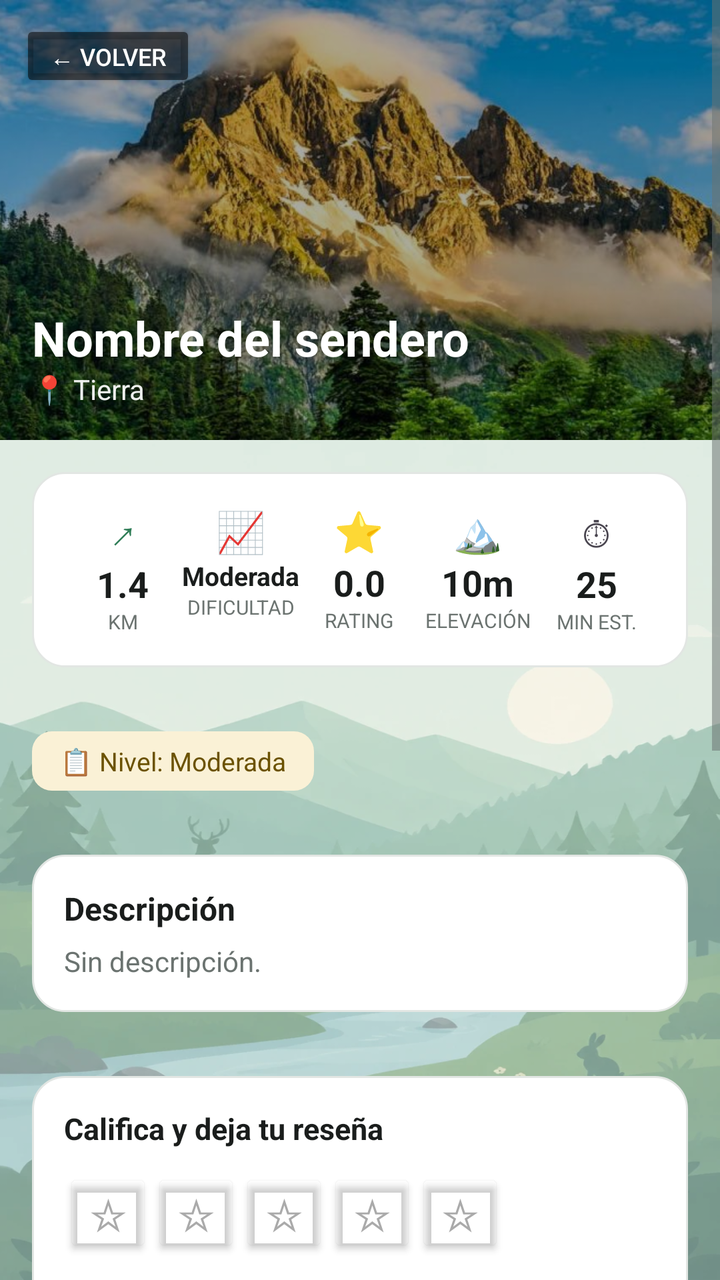
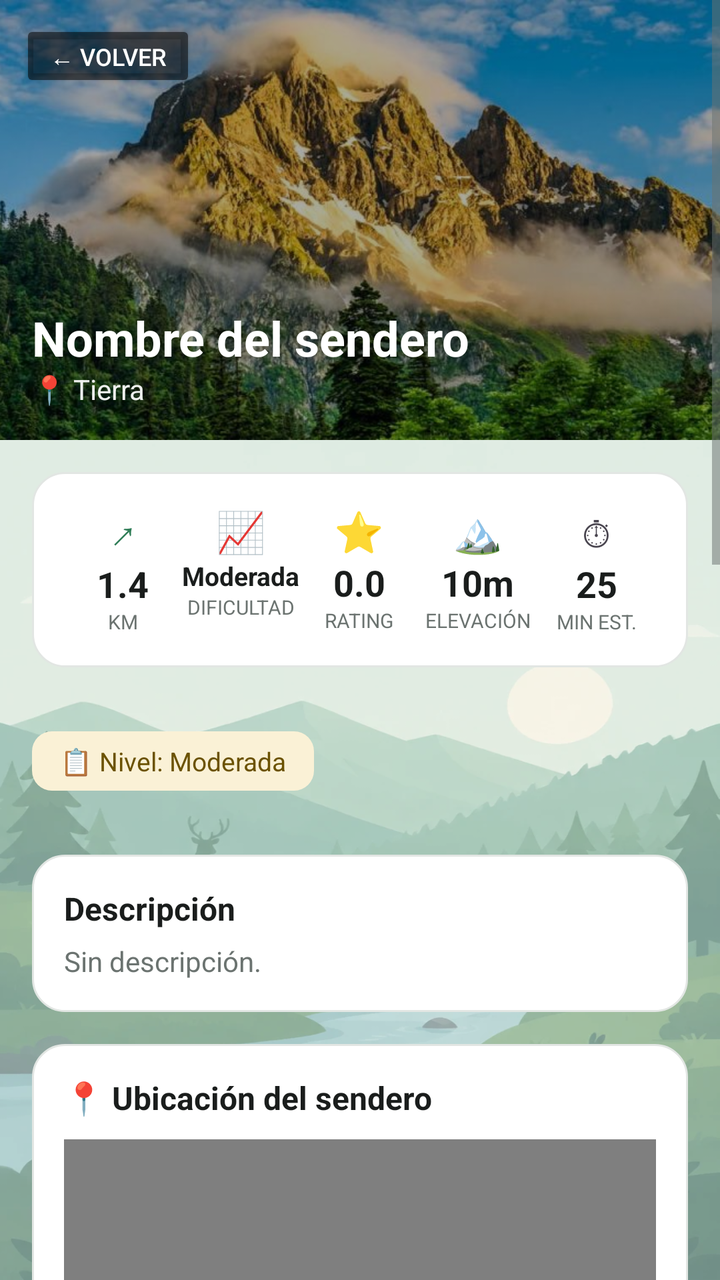

Two renders of the same Android screen: before a commit and after it. Below are the layout's source before the change and the commit's diff.
<!-- AndroidManifest.xml: application theme Theme.RunGuide -->
<!-- res/layout/activity_detalle_sendero.xml -->
<?xml version="1.0" encoding="utf-8"?>
<ScrollView xmlns:android="http://schemas.android.com/apk/res/android"
    android:layout_width="match_parent"
    android:layout_height="match_parent"
    android:background="@android:color/transparent">

    <LinearLayout
        android:layout_width="match_parent"
        android:layout_height="wrap_content"
        android:orientation="vertical">

        
        <FrameLayout
            android:layout_width="match_parent"
            android:layout_height="220dp">

            <ImageView
                android:id="@+id/imgPortada"
                android:layout_width="match_parent"
                android:layout_height="match_parent"
                android:scaleType="centerCrop"
                android:src="@drawable/montana" />

            <View
                android:layout_width="match_parent"
                android:layout_height="match_parent"
                android:background="#55000000" />

            <LinearLayout
                android:layout_width="match_parent"
                android:layout_height="wrap_content"
                android:layout_gravity="bottom"
                android:orientation="vertical"
                android:padding="16dp">

                <TextView
                    android:id="@+id/tvNombre"
                    android:layout_width="wrap_content"
                    android:layout_height="wrap_content"
                    android:text="@string/nombre_del_sendero_2"
                    android:textSize="24sp"
                    android:textStyle="bold"
                    android:textColor="#FFFFFF" />

                <TextView
                    android:id="@+id/tvTipoTerreno"
                    android:layout_width="wrap_content"
                    android:layout_height="wrap_content"
                    android:text="@string/tierra"
                    android:textSize="14sp"
                    android:textColor="@color/gris_campo" />

            </LinearLayout>

            <Button
                android:id="@+id/btnVolver"
                android:layout_width="wrap_content"
                android:layout_height="36dp"
                android:text="@string/volver"
                android:textSize="12sp"
                android:layout_gravity="top|start"
                android:layout_margin="10dp"
                android:backgroundTint="#88000000"
                android:textColor="#FFFFFF" />

        </FrameLayout>

        
        <LinearLayout
            android:layout_width="match_parent"
            android:layout_height="wrap_content"
            android:orientation="horizontal"
            android:layout_margin="16dp"
            android:background="@drawable/bg_card"
            android:padding="16dp">

            <LinearLayout
                android:layout_width="0dp"
                android:layout_weight="1"
                android:layout_height="wrap_content"
                android:orientation="vertical"
                android:gravity="center">

                <TextView
                    android:layout_width="wrap_content"
                    android:layout_height="wrap_content"
                    android:text="↗"
                    android:textSize="20sp"
                    android:textColor="@color/verde_primario"/>

                <TextView
                    android:id="@+id/tvDistancia"
                    android:layout_width="wrap_content"
                    android:layout_height="wrap_content"
                    android:text="1.4"
                    android:textSize="18sp"
                    android:textStyle="bold"
                    android:textColor="@color/texto_principal"/>

                <TextView
                    android:layout_width="wrap_content"
                    android:layout_height="wrap_content"
                    android:text="@string/km"
                    android:textSize="10sp"
                    android:textColor="@color/texto_secundario"/>

            </LinearLayout>

            <LinearLayout
                android:layout_width="0dp"
                android:layout_weight="1"
                android:layout_height="wrap_content"
                android:orientation="vertical"
                android:gravity="center">

                <TextView
                    android:layout_width="wrap_content"
                    android:layout_height="wrap_content"
                    android:text="📈"
                    android:textSize="20sp"/>

                <TextView
                    android:id="@+id/tvDificultad"
                    android:layout_width="wrap_content"
                    android:layout_height="wrap_content"
                    android:text="@string/moderada"
                    android:textSize="13sp"
                    android:textStyle="bold"
                    android:textColor="@color/texto_principal"/>

                <TextView
                    android:layout_width="wrap_content"
                    android:layout_height="wrap_content"
                    android:text="@string/dificultad"
                    android:textSize="10sp"
                    android:textColor="@color/texto_secundario"/>

            </LinearLayout>

            <LinearLayout
                android:layout_width="0dp"
                android:layout_weight="1"
                android:layout_height="wrap_content"
                android:orientation="vertical"
                android:gravity="center">

                <TextView
                    android:layout_width="wrap_content"
                    android:layout_height="wrap_content"
                    android:text="⭐"
                    android:textSize="20sp"/>

                <TextView
                    android:id="@+id/tvRating"
                    android:layout_width="wrap_content"
                    android:layout_height="wrap_content"
                    android:text="0.0"
                    android:textSize="18sp"
                    android:textStyle="bold"
                    android:textColor="@color/texto_principal"/>

                <TextView
                    android:layout_width="wrap_content"
                    android:layout_height="wrap_content"
                    android:text="@string/rating"
                    android:textSize="10sp"
                    android:textColor="@color/texto_secundario"/>

            </LinearLayout>

            <LinearLayout
                android:layout_width="0dp"
                android:layout_weight="1"
                android:layout_height="wrap_content"
                android:orientation="vertical"
                android:gravity="center">

                <TextView
                    android:layout_width="wrap_content"
                    android:layout_height="wrap_content"
                    android:text="🏔"
                    android:textSize="20sp"/>

                <TextView
                    android:id="@+id/tvElevacion"
                    android:layout_width="wrap_content"
                    android:layout_height="wrap_content"
                    android:text="@string/elevacion_ejemplo"
                    android:textSize="18sp"
                    android:textStyle="bold"
                    android:textColor="@color/texto_principal"/>

                <TextView
                    android:layout_width="wrap_content"
                    android:layout_height="wrap_content"
                    android:text="@string/elevacion"
                    android:textSize="10sp"
                    android:textColor="@color/texto_secundario"/>

            </LinearLayout>

            <LinearLayout
                android:layout_width="0dp"
                android:layout_weight="1"
                android:layout_height="wrap_content"
                android:orientation="vertical"
                android:gravity="center">

                <TextView
                    android:layout_width="wrap_content"
                    android:layout_height="wrap_content"
                    android:text="⏱"
                    android:textSize="20sp"/>

                <TextView
                    android:id="@+id/tvTiempo"
                    android:layout_width="wrap_content"
                    android:layout_height="wrap_content"
                    android:text="25"
                    android:textSize="18sp"
                    android:textStyle="bold"
                    android:textColor="@color/texto_principal"/>

                <TextView
                    android:layout_width="wrap_content"
                    android:layout_height="wrap_content"
                    android:text="@string/min_est"
                    android:textSize="10sp"
                    android:textColor="@color/texto_secundario"/>

            </LinearLayout>

        </LinearLayout>

        
        <TextView
            android:id="@+id/tvNivelBadge"
            android:layout_width="wrap_content"
            android:layout_height="wrap_content"
            android:layout_margin="16dp"
            android:paddingStart="14dp"
            android:paddingEnd="14dp"
            android:paddingTop="6dp"
            android:paddingBottom="6dp"
            android:text="@string/nivel_moderada"
            android:textSize="13sp"
            android:textColor="@color/amarillo_texto"
            android:background="@drawable/bg_badge_amarillo" />

        
        <LinearLayout
            android:layout_width="match_parent"
            android:layout_height="wrap_content"
            android:orientation="vertical"
            android:layout_margin="16dp"
            android:background="@drawable/bg_card"
            android:padding="16dp">

            <TextView
                android:layout_width="wrap_content"
                android:layout_height="wrap_content"
                android:text="@string/descripcion"
                android:textSize="16sp"
                android:textStyle="bold"
                android:textColor="@color/texto_principal"
                android:layout_marginBottom="6dp"/>

            <TextView
                android:id="@+id/tvDescripcion"
                android:layout_width="match_parent"
                android:layout_height="wrap_content"
                android:text="@string/sin_descripcion"
                android:textSize="14sp"
                android:textColor="@color/texto_secundario"
                android:lineSpacingExtra="4dp"/>

        </LinearLayout>

        
        <LinearLayout
            android:id="@+id/cardMapa"
            android:layout_width="match_parent"
            android:layout_height="wrap_content"
            android:orientation="vertical"
            android:layout_marginStart="16dp"
            android:layout_marginEnd="16dp"
            android:layout_marginBottom="16dp"
            android:background="@drawable/bg_card"
            android:padding="16dp"
            android:visibility="gone">

            <TextView
                android:layout_width="wrap_content"
                android:layout_height="wrap_content"
                android:text="@string/ubicacion_mapa_titulo"
                android:textSize="16sp"
                android:textStyle="bold"
                android:textColor="@color/texto_principal"
                android:layout_marginBottom="10dp" />

            
            <FrameLayout
                android:layout_width="match_parent"
                android:layout_height="190dp"
                android:background="@color/gris_campo">

                <org.osmdroid.views.MapView
                    android:id="@+id/mapaDetalle"
                    android:layout_width="match_parent"
                    android:layout_height="match_parent" />

                <View
                    android:id="@+id/mapaToque"
                    android:layout_width="match_parent"
                    android:layout_height="match_parent"
                    android:clickable="true"
                    android:focusable="true"
                    android:contentDescription="@string/ver_resumen_ruta" />

                <TextView
                    android:layout_width="wrap_content"
                    android:layout_height="wrap_content"
                    android:layout_gravity="bottom|start"
                    android:layout_margin="10dp"
                    android:text="@string/ver_resumen_ruta"
                    android:textSize="12sp"
                    android:textStyle="bold"
                    android:textColor="@color/verde_oscuro"
                    android:paddingStart="12dp"
                    android:paddingEnd="12dp"
                    android:paddingTop="6dp"
                    android:paddingBottom="6dp"
                    android:background="@drawable/bg_badge" />
            </FrameLayout>

            <LinearLayout
                android:layout_width="match_parent"
                android:layout_height="wrap_content"
                android:orientation="horizontal"
                android:layout_marginTop="12dp">

                <Button
                    android:id="@+id/btnAbrirMapa"
                    style="@style/Widget.Material3.Button.OutlinedButton"
                    android:layout_width="0dp"
                    android:layout_weight="1"
                    android:layout_height="48dp"
                    android:text="@string/abrir_en_maps"
                    android:textSize="13sp"
                    android:textColor="@color/texto_principal"
                    android:layout_marginEnd="6dp" />

                <Button
                    android:id="@+id/btnComoLlegar"
                    android:layout_width="0dp"
                    android:layout_weight="1"
                    android:layout_height="48dp"
                    android:text="@string/como_llegar"
                    android:textSize="13sp"
                    android:backgroundTint="@color/verde_primario"
                    android:textColor="#FFFFFF"
                    android:layout_marginStart="6dp" />
            </LinearLayout>

        </LinearLayout>

        
        <LinearLayout
            android:layout_width="match_parent"
            android:layout_height="wrap_content"
            android:orientation="vertical"
            android:layout_margin="16dp"
            android:background="@drawable/bg_card"
            android:padding="16dp">

            <TextView
                android:layout_width="wrap_content"
                android:layout_height="wrap_content"
                android:text="@string/califica_y_deja_tu_resena"
                android:textSize="15sp"
                android:textStyle="bold"
                android:textColor="@color/texto_principal"
                android:layout_marginBottom="10dp"/>

            
            <LinearLayout
                android:layout_width="wrap_content"
                android:layout_height="wrap_content"
                android:orientation="horizontal"
                android:layout_marginBottom="12dp">

                <Button
                    android:id="@+id/star1"
                    android:layout_width="44dp"
                    android:layout_height="44dp"
                    android:text="☆"
                    android:textSize="22sp"
                    android:backgroundTint="@android:color/transparent"
                    android:textColor="@android:color/darker_gray"
                    android:padding="0dp"/>

                <Button
                    android:id="@+id/star2"
                    android:layout_width="44dp"
                    android:layout_height="44dp"
                    android:text="☆"
                    android:textSize="22sp"
                    android:backgroundTint="@android:color/transparent"
                    android:textColor="@android:color/darker_gray"
                    android:padding="0dp"/>

                <Button
                    android:id="@+id/star3"
                    android:layout_width="44dp"
                    android:layout_height="44dp"
                    android:text="☆"
                    android:textSize="22sp"
                    android:backgroundTint="@android:color/transparent"
                    android:textColor="@android:color/darker_gray"
                    android:padding="0dp"/>

                <Button
                    android:id="@+id/star4"
                    android:layout_width="44dp"
                    android:layout_height="44dp"
                    android:text="☆"
                    android:textSize="22sp"
                    android:backgroundTint="@android:color/transparent"
                    android:textColor="@android:color/darker_gray"
                    android:padding="0dp"/>

                <Button
                    android:id="@+id/star5"
                    android:layout_width="44dp"
                    android:layout_height="44dp"
                    android:text="☆"
                    android:textSize="22sp"
                    android:backgroundTint="@android:color/transparent"
                    android:textColor="@android:color/darker_gray"
                    android:padding="0dp"/>

            </LinearLayout>

            
            <EditText
                android:id="@+id/etResena"
                android:layout_width="match_parent"
                android:layout_height="wrap_content"
                android:hint="@string/escribe_tu_resena_aqui"
                android:minLines="3"
                android:maxLines="5"
                android:inputType="textMultiLine"
                android:background="@drawable/bg_input"
                android:padding="10dp"
                android:layout_marginBottom="10dp"/>

            
            <ImageView
                android:id="@+id/imgFotoResena"
                android:layout_width="match_parent"
                android:layout_height="150dp"
                android:scaleType="centerCrop"
                android:background="@color/gris_campo"
                android:visibility="gone"
                android:layout_marginBottom="8dp"/>

            
            <TextView
                android:id="@+id/tvFotoResenaEstado"
                android:layout_width="wrap_content"
                android:layout_height="wrap_content"
                android:text="@string/sin_foto_opcional"
                android:textSize="12sp"
                android:textColor="@color/texto_secundario"
                android:layout_marginBottom="8dp"/>

            
            <Button
                android:id="@+id/btnFotoResena"
                android:layout_width="match_parent"
                android:layout_height="40dp"
                android:text="@string/agregar_foto_a_la_resena"
                android:textSize="13sp"
                android:backgroundTint="@color/verde_claro"
                android:textColor="@color/verde_primario"
                android:layout_marginBottom="10dp"/>

            
            <Button
                android:id="@+id/btnEnviarResena"
                android:layout_width="match_parent"
                android:layout_height="46dp"
                android:text="@string/publicar_resena"
                android:textSize="14sp"
                android:backgroundTint="@color/verde_primario"
                android:textColor="#FFFFFF"/>

        </LinearLayout>

        
        <LinearLayout
            android:layout_width="match_parent"
            android:layout_height="wrap_content"
            android:orientation="vertical"
            android:layout_marginStart="16dp"
            android:layout_marginEnd="16dp"
            android:layout_marginBottom="8dp">

            <Button
                android:id="@+id/btnVerResenas"
                android:layout_width="match_parent"
                android:layout_height="46dp"
                android:text="@string/ver_resenas_0"
                android:textSize="14sp"
                android:backgroundTint="@color/superficie"
                android:textColor="@color/texto_principal"/>

        </LinearLayout>

        
        <LinearLayout
            android:layout_width="match_parent"
            android:layout_height="wrap_content"
            android:orientation="vertical"
            android:paddingStart="16dp"
            android:paddingEnd="16dp"
            android:paddingBottom="24dp">

            <Button
                android:id="@+id/btnIniciarRuta"
                android:layout_width="match_parent"
                android:layout_height="52dp"
                android:text="@string/iniciar_esta_ruta"
                android:textSize="16sp"
                android:backgroundTint="@color/amarillo"
                android:textColor="@color/texto_principal"
                android:textStyle="bold"
                android:layout_marginBottom="10dp"/>

            <Button
                android:id="@+id/btnFavorito"
                android:layout_width="match_parent"
                android:layout_height="52dp"
                android:text="@string/guardar_en_favoritos"
                android:textSize="15sp"
                android:backgroundTint="@color/superficie"
                android:textColor="@color/verde_primario"
                android:layout_marginBottom="10dp"/>

        </LinearLayout>

    </LinearLayout>

</ScrollView>
<!-- resources referenced by this layout -->
<resources>
  <color name="amarillo">#E8B93C</color>
  <color name="amarillo_texto">#6B5200</color>
  <color name="gris_campo">#EEF0EE</color>
  <color name="superficie">#FFFFFF</color>
  <color name="texto_principal">#1A1D1C</color>
  <color name="texto_secundario">#6B7370</color>
  <color name="verde_claro">#E7F0EA</color>
  <color name="verde_oscuro">#1F5A3F</color>
  <color name="verde_primario">#2F7D57</color>
  <!-- drawable bg_badge (drawable) -->
  <?xml version="1.0" encoding="utf-8"?>
  <shape xmlns:android="http://schemas.android.com/apk/res/android" android:shape="rectangle">
      <solid android:color="@color/superficie" />
      <corners android:radius="10dp" />
  </shape>
  <!-- drawable bg_badge_amarillo (drawable) -->
  <?xml version="1.0" encoding="utf-8"?>
  <shape xmlns:android="http://schemas.android.com/apk/res/android" android:shape="rectangle">
      <solid android:color="@color/amarillo_claro" />
      <corners android:radius="10dp" />
  </shape>
  <!-- drawable bg_card (drawable) -->
  <?xml version="1.0" encoding="utf-8"?>
  <shape xmlns:android="http://schemas.android.com/apk/res/android" android:shape="rectangle">
      <solid android:color="@color/superficie" />
      <stroke android:width="1dp" android:color="@color/borde" />
      <corners android:radius="16dp" />
  </shape>
  <!-- drawable bg_input (drawable) -->
  <?xml version="1.0" encoding="utf-8"?>
  <shape xmlns:android="http://schemas.android.com/apk/res/android" android:shape="rectangle">
      <solid android:color="@color/superficie" />
      <stroke android:width="1dp" android:color="@color/borde" />
      <corners android:radius="12dp" />
  </shape>
  <string name="abrir_en_maps">Abrir en mapas</string>
  <string name="agregar_foto_a_la_resena">📷 Agregar foto a la reseña</string>
  <string name="califica_y_deja_tu_resena">Califica y deja tu reseña</string>
  <string name="como_llegar">Cómo llegar</string>
  <string name="descripcion">Descripción</string>
  <string name="dificultad">DIFICULTAD</string>
  <string name="elevacion">ELEVACIÓN</string>
  <string name="elevacion_ejemplo">10m</string>
  <string name="escribe_tu_resena_aqui">Escribe tu reseña aquí...</string>
  <string name="guardar_en_favoritos">🤍 Guardar en Favoritos</string>
  <string name="iniciar_esta_ruta">▶  Iniciar esta ruta</string>
  <string name="km">KM</string>
  <string name="min_est">MIN EST.</string>
  <string name="moderada">Moderada</string>
  <string name="nivel_moderada">📋 Nivel: Moderada</string>
  <string name="nombre_del_sendero_2">Nombre del sendero</string>
  <string name="publicar_resena">✅ Publicar reseña</string>
  <string name="rating">RATING</string>
  <string name="sin_descripcion">Sin descripción.</string>
  <string name="sin_foto_opcional">Sin foto (opcional)</string>
  <string name="tierra">📍 Tierra</string>
  <string name="ubicacion_mapa_titulo">📍 Ubicación del sendero</string>
  <string name="ver_resenas_0">💬 Ver Reseñas (0)</string>
  <string name="ver_resumen_ruta">Ver resumen de la ruta</string>
  <string name="volver">← Volver</string>
  <style name="Theme.RunGuide" parent="Base.Theme.RunGuide" />
  <color name="amarillo_claro">#FAF1D6</color>
  <color name="borde">#E2E6E3</color>
  <color name="white">#FFFFFFFF</color>
  <color name="negro_carbon">#171B1A</color>
  <color name="fondo_app">#F5F6F4</color>
  <style name="ShapeAppearance.RunGuide.Small" parent="ShapeAppearance.Material3.SmallComponent">
          <item name="cornerFamily">rounded</item>
          <item name="cornerSize">12dp</item>
      </style>
  <style name="ShapeAppearance.RunGuide.Medium" parent="ShapeAppearance.Material3.MediumComponent">
          <item name="cornerFamily">rounded</item>
          <item name="cornerSize">18dp</item>
      </style>
  <color name="velo_fondo">#4DF5F6F4</color>
  <!-- unchanged entries left out for length: 5 -->
</resources>

<!-- the commit's change to res/layout/activity_detalle_sendero.xml (unified diff, before → after) -->
@@ -286,8 +286,7 @@
             android:layout_marginEnd="16dp"
             android:layout_marginBottom="16dp"
             android:background="@drawable/bg_card"
-            android:padding="16dp"
-            android:visibility="gone">
+            android:padding="16dp">
 
             <TextView
                 android:layout_width="wrap_content"
@@ -300,8 +299,9 @@
 
             
             <FrameLayout
-                android:layout_width="match_parent"
-                android:layout_height="190dp"
+                android:id="@+id/contMapa"
+                android:layout_width="match_parent"
+                android:layout_height="220dp"
                 android:background="@color/gris_campo">
 
                 <org.osmdroid.views.MapView
@@ -333,7 +333,18 @@
                     android:background="@drawable/bg_badge" />
             </FrameLayout>
 
-            <LinearLayout
+            
+            <TextView
+                android:id="@+id/tvMapaSinUbicacion"
+                android:layout_width="match_parent"
+                android:layout_height="wrap_content"
+                android:text="@string/sin_ubicacion_sendero"
+                android:textSize="13sp"
+                android:textColor="@color/texto_secundario"
+                android:visibility="gone" />
+
+            <LinearLayout
+                android:id="@+id/filaBotonesMapa"
                 android:layout_width="match_parent"
                 android:layout_height="wrap_content"
                 android:orientation="horizontal"
<!-- resource entries referenced after the edit -->
@@ -55,6 +55,7 @@
   <string name="rating">RATING</string>
   <string name="sin_descripcion">Sin descripción.</string>
   <string name="sin_foto_opcional">Sin foto (opcional)</string>
+  <string name="sin_ubicacion_sendero">Este sendero aún no tiene ubicación en el mapa</string>
   <string name="tierra">📍 Tierra</string>
   <string name="ubicacion_mapa_titulo">📍 Ubicación del sendero</string>
   <string name="ver_resenas_0">💬 Ver Reseñas (0)</string>
